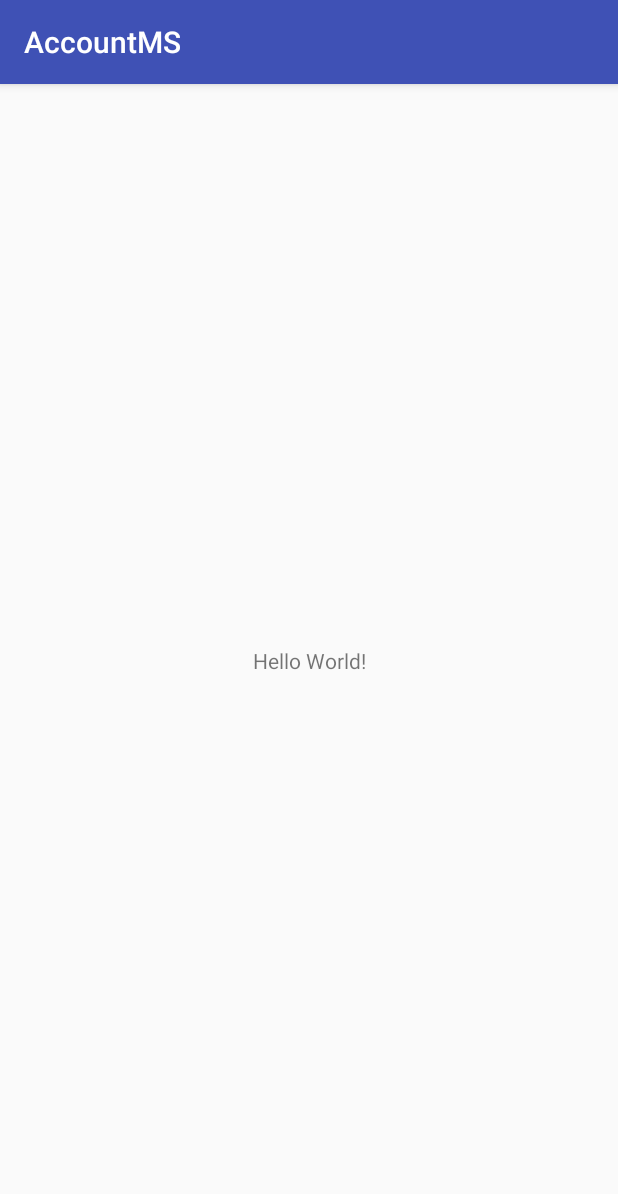
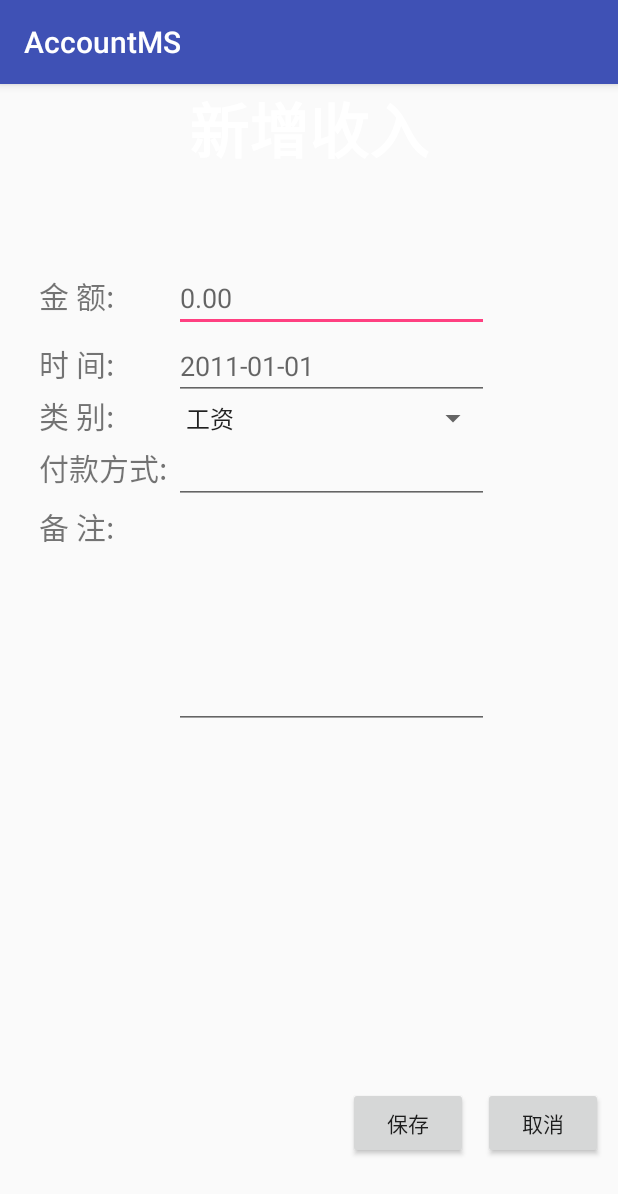
Before and after one commit to menghuailiu/AccountMS, an Android app: the screen it shows after launch (MainActivity), on a phone screen of 412 x 824 dp. Shown: the top 1194 px of the screen. Run offline under Robolectric (Android 15) with nearby library versions, the phone set to English and light mode, and no system bars.

Commit message:
收入新增

```diff
--- /dev/null
+++ b/app/src/main/java/patrickstar/com/accountms/AddInaccount.java
@@ -0,0 +1,35 @@
+package patrickstar.com.accountms;
+
+import android.app.Activity;
+import android.os.Bundle;
+import android.support.v7.app.AppCompatActivity;
+import android.widget.Button;
+import android.widget.EditText;
+import android.widget.Spinner;
+
+/**
+ * Created by ios17 on 17/9/13.
+ */
+
+public class AddInaccount extends Activity {
+    protected  static final int DATE_DIALOG_ID=0;//创建日期对话框常量
+    EditText txtInMoney,txtInTime,txtInHandler,txtInMark;//创建四个EditText对象
+    Spinner spInType;//创建Spinner对象
+    Button btnInSaveButton;//创建Button对象"保存"
+    Button btnInCancelButton;//创建Button对象"取消"
+    private int mYear;//年
+    private int mMonth;//月
+    private int mDay;//日
+    @Override
+    protected void onCreate(Bundle savedInstanceState) {
+        super.onCreate(savedInstanceState);
+        setContentView(R.layout.addinaccount);
+        txtInMoney=(EditText)findViewById(R.id.txtInMoney);//获取"金额"文本框
+        txtInTime=(EditText)findViewById(R.id. txtInTime);//获取"时间"文本框
+        txtInHandler=(EditText)findViewById(R.id.txtInHandler);//获取"付款方式"文本框
+        txtInMark=(EditText)findViewById(R.id.txtInMark);//获取"备注"文本框
+        spInType=(Spinner)findViewById(R.id.spInType);//获取"类别"下拉列表
+        btnInSaveButton=(Button)findViewById(R.id.btnInSave);//获取"保存"按钮
+        btnInCancelButton=(Button)findViewById(R.id.btnInCancel);//获取"取消"按钮
+    }
+}
--- a/app/src/main/java/patrickstar/com/accountms/MainActivity.java
+++ b/app/src/main/java/patrickstar/com/accountms/MainActivity.java
@@ -8,6 +8,6 @@ public class MainActivity extends AppCompatActivity {
     @Override
     protected void onCreate(Bundle savedInstanceState) {
         super.onCreate(savedInstanceState);
-        setContentView(R.layout.activity_main);
+        setContentView(R.layout.addinaccount);
     }
 }
--- /dev/null
+++ b/app/src/main/res/layout/addinaccount.xml
@@ -0,0 +1,164 @@
+<?xml version="1.0" encoding="utf-8"?>
+<LinearLayout xmlns:android="http://schemas.android.com/apk/res/android"
+    android:id="@+id/initem"
+    android:orientation="vertical"
+    android:layout_width="match_parent"
+    android:layout_height="match_parent">
+  <LinearLayout
+      android:layout_width="match_parent"
+      android:layout_height="match_parent"
+      android:orientation="vertical"
+      android:layout_weight="3"
+      >
+      <TextView
+          android:layout_width="wrap_content"
+          android:layout_gravity="center"
+          android:gravity="center_horizontal"
+          android:text="新增收入"
+          android:textSize="40sp"
+          android:textColor="#ffffff"
+          android:textStyle="bold"
+          android:layout_height="wrap_content"
+          />
+      </LinearLayout>
+    <LinearLayout
+        android:layout_width="match_parent"
+        android:layout_height="match_parent"
+        android:orientation="vertical"
+        android:layout_weight="1"
+        >
+        <RelativeLayout
+            android:layout_width="match_parent"
+            android:layout_height="match_parent"
+            android:padding="10dp"
+            >
+            <TextView
+                android:layout_width="90dp"
+                android:id="@+id/tvInMoney"
+                android:textSize="20sp"
+                android:text="金 额:"
+                android:layout_height="wrap_content"
+                android:layout_alignBaseline="@+id/txtInMoney"
+                android:layout_alignBottom="@+id/txtInMoney"
+                android:layout_alignParentLeft="true"
+                android:layout_marginLeft="16dp"
+                >
+            </TextView>
+            <EditText
+                android:id="@+id/txtInMoney"
+                android:layout_width="210dp"
+                android:layout_height="wrap_content"
+                android:layout_toRightOf="@+id/tvInMoney"
+                android:inputType="number"
+                android:numeric="integer"
+                android:maxLength="9"
+                android:hint="0.00"
+                />
+            <TextView
+                android:layout_width="90dp"
+                android:id="@+id/tvInTime"
+                android:textSize="20sp"
+                android:text="时 间:"
+                android:layout_height="wrap_content"
+                android:layout_alignBaseline="@+id/txtInTime"
+                android:layout_alignBottom="@+id/txtInTime"
+                android:layout_toLeftOf="@+id/txtInMoney"
+                >
+            </TextView>
+            <EditText
+                android:id="@+id/txtInTime"
+                android:layout_width="210dp"
+                android:layout_height="wrap_content"
+                android:layout_toRightOf="@+id/tvInTime"
+                android:layout_below="@+id/txtInMoney"
+                android:inputType="datetime"
+                android:hint="2011-01-01"
+                />
+            <TextView
+                android:layout_width="90dp"
+                android:id="@+id/tvInType"
+                android:textSize="20sp"
+                android:text="类 别:"
+                android:layout_height="wrap_content"
+                android:layout_alignBaseline="@+id/spInType"
+                android:layout_alignBottom="@+id/spInType"
+                android:layout_alignLeft="@+id/tvInTime"
+                >
+            </TextView>
+            <Spinner
+                android:id="@+id/spInType"
+                android:layout_width="210dp"
+                android:layout_height="wrap_content"
+                android:layout_toRightOf="@+id/tvInType"
+                android:layout_below="@+id/txtInTime"
+                android:entries="@array/type"
+                />
+            <TextView
+                android:layout_width="90dp"
+                android:id="@+id/tvInHandler"
+                android:textSize="20sp"
+                android:text="付款方式:"
+                android:layout_height="wrap_content"
+                android:layout_alignBaseline="@+id/txtInHandler"
+                android:layout_alignBottom="@+id/txtInHandler"
+                android:layout_toLeftOf="@+id/spInType"
+                >
+            </TextView>
+            <EditText
+                android:id="@+id/txtInHandler"
+                android:layout_width="210dp"
+                android:layout_height="wrap_content"
+                android:layout_toRightOf="@+id/tvInHandler"
+                android:layout_below="@+id/spInType"
+                android:singleLine="false"
+                />
+            <TextView
+                android:layout_width="90dp"
+                android:id="@+id/tvInMark"
+                android:textSize="20sp"
+                android:text="备 注:"
+                android:layout_height="wrap_content"
+                android:layout_alignTop="@+id/txtInMark"
+                android:layout_toLeftOf="@+id/txtInHandler"
+                >
+            </TextView>
+            <EditText
+                android:id="@+id/txtInMark"
+                android:layout_width="210dp"
+                android:layout_height="150dp"
+                android:layout_toRightOf="@+id/tvInMark"
+                android:layout_below="@+id/txtInHandler"
+                android:gravity="top"
+                android:singleLine="false"
+                />
+            </RelativeLayout>
+        </LinearLayout>
+    <LinearLayout
+        android:orientation="vertical"
+        android:layout_width="match_parent"
+        android:layout_height="match_parent"
+        android:layout_weight="3"
+        >
+        <RelativeLayout
+            android:layout_width="match_parent"
+            android:layout_height="match_parent"
+            android:padding="10dp"
+            >
+            <Button
+                android:id="@+id/btnInCancel"
+                android:layout_width="80dp"
+                android:layout_height="wrap_content"
+                android:layout_alignParentRight="true"
+                android:layout_marginLeft="10dp"
+                android:text="取消"
+                />
+            <Button
+                android:id="@+id/btnInSave"
+                android:layout_width="80dp"
+                android:layout_height="wrap_content"
+                android:layout_toLeftOf="@+id/btnInCancel"
+                android:text="保存"
+                />
+            </RelativeLayout>
+        </LinearLayout>
+</LinearLayout>
--- a/app/src/main/res/values/strings.xml
+++ b/app/src/main/res/values/strings.xml
@@ -1,3 +1,9 @@
 <resources>
     <string name="app_name">AccountMS</string>
+    <string-array name="type" >
+        <item >工资</item>
+        <item >奖金</item>
+        <item >津贴</item>
+        <item >补贴</item>
+    </string-array>
 </resources>
```
